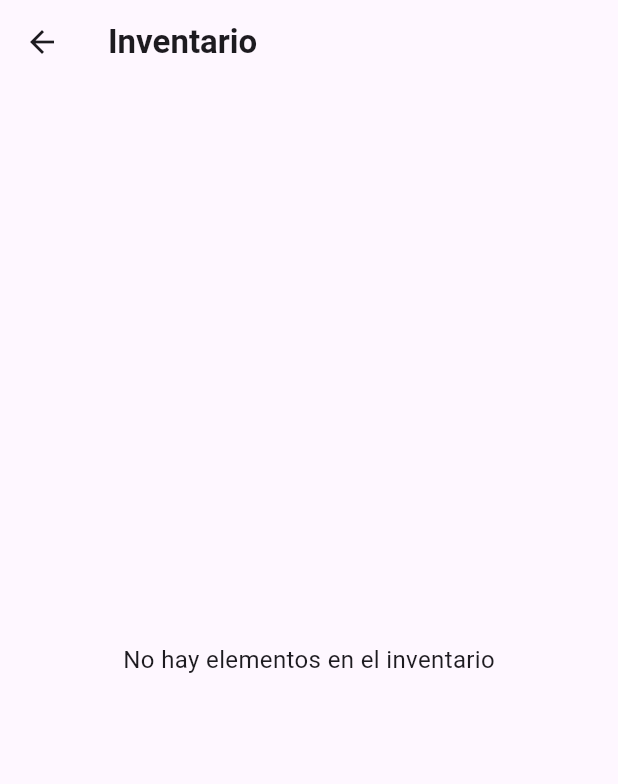
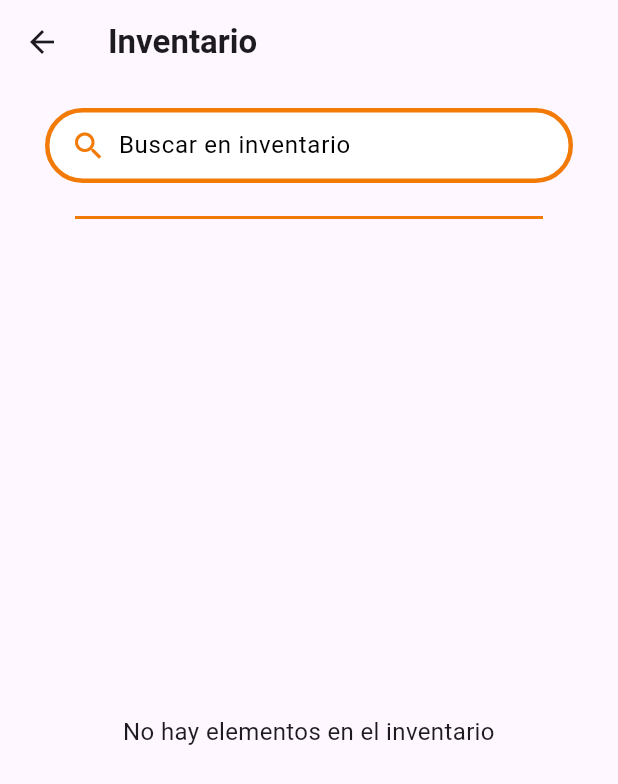
Before and after one commit to SebassoriaP/Inventary_app, a Flutter app: the InventaryScreen screen opened directly, on a phone screen of 412 x 824 dp. Shown: the top 784 px of the screen. Run offline on Flutter 3.47's test engine with Material 3 defaults, Android fonts, the phone set to English and light mode, and no system bars; our stand-ins replace cloud_firestore, firebase_core; accounts and stored records are empty.

Commit message:
Searchbar

```diff
--- a/inventary/lib/screens/inv_creation.dart
+++ b/inventary/lib/screens/inv_creation.dart
@@ -1,6 +1,7 @@
 import 'package:flutter/material.dart';
 import 'package:inventary/utils/color_palette.dart';
 import '../widgets/edit_bt.dart';
+import '../widgets/search_bar.dart';
 import 'package:cloud_firestore/cloud_firestore.dart';
 
 class InventaryScreen extends StatefulWidget {
@@ -17,6 +18,9 @@ class _InventaryScreenState extends State<InventaryScreen> {
   // Estado local por item
   final Map<String, bool> _editing = {};
   final Map<String, int> _tempQuantities = {};
+
+  // texto que escribe el usuario en la barra
+  String _searchTerm = '';
 
   bool _isEditing(String id) => _editing[id] ?? false;
 
@@ -36,10 +40,33 @@ class _InventaryScreenState extends State<InventaryScreen> {
       body: SafeArea(
         child: Padding(
           padding: const EdgeInsets.symmetric(horizontal: 30, vertical: 16),
+          child: Column(
+            children: [
+              // Search bar
+              SearchBarWidget(
+                onChanged: (value) {
+                  setState(() {
+                    _searchTerm = value.trim().toLowerCase();
+                  });
+                },
+              ),
+
+              const SizedBox(height: 15),
+
+              const Divider(
+                color: TangareColor.orange,
+                thickness:2,
+                indent: 20,
+                endIndent: 20,
+              ),
+              const SizedBox(height: 15),
+
+              // Items list
+              Expanded(
                 child: StreamBuilder<QuerySnapshot>(
                   stream: forms.snapshots(),
                   builder: (context, snapshot) {
-              // Solo mostramos loader si aún no hay datos
+                    // Loader inicial
                     if (!snapshot.hasData) {
                       return const Center(child: CircularProgressIndicator());
                     }
@@ -50,22 +77,35 @@ class _InventaryScreenState extends State<InventaryScreen> {
                       );
                     }
 
-              final docs = snapshot.data!.docs;
+                    final allDocs = snapshot.data!.docs;
 
-              if (docs.isEmpty) {
-                return const Center(
+                    // Filtrar por searchTerm (en campo 'item')
+                    final filteredDocs = allDocs.where((doc) {
+                      final data = doc.data() as Map<String, dynamic>;
+                      final itemName =
+                          data['item']?.toString().toLowerCase() ?? '';
+                      if (_searchTerm.isEmpty) return true;
+                      return itemName.contains(_searchTerm);
+                    }).toList();
+
+                    if (filteredDocs.isEmpty) {
+                      return Center(
                         child: Text(
-                    'No hay elementos en el inventario',
-                    style: TextStyle(fontSize: 16),
+                          _searchTerm.isEmpty
+                              ? 'No hay elementos en el inventario'
+                              : 'No hay resultados para $_searchTerm',
+                          style: const TextStyle(fontSize: 16),
+                          textAlign: TextAlign.center,
                         ),
                       );
                     }
 
                     return ListView.separated(
-                itemCount: docs.length,
-                separatorBuilder: (_, __) => const SizedBox(height: 20),
+                      itemCount: filteredDocs.length,
+                      separatorBuilder: (_, __) =>
+                          const SizedBox(height: 20),
                       itemBuilder: (context, index) {
-                  final doc = docs[index];
+                        final doc = filteredDocs[index];
                         final data = doc.data() as Map<String, dynamic>;
                         final String id = doc.id;
 
@@ -75,7 +115,10 @@ class _InventaryScreenState extends State<InventaryScreen> {
                         final dynamic rawCantidad = data['cantidad'];
                         final int baseCantidad = rawCantidad is int
                             ? rawCantidad
-                      : int.tryParse(rawCantidad?.toString() ?? '0') ?? 0;
+                            : int.tryParse(
+                                      rawCantidad?.toString() ?? '0',
+                                    ) ??
+                                0;
 
                         final int displayCantidad =
                             _getDisplayQuantity(id, baseCantidad);
@@ -84,39 +127,47 @@ class _InventaryScreenState extends State<InventaryScreen> {
                           text: itemName,
                           quantity: displayCantidad,
                           isEditing: _isEditing(id),
-                    // Editar (toggle modo edición)
+
+                          // Edit (toggle edition mode)
                           onPressed: () {
                             setState(() {
                               final current = _isEditing(id);
                               _editing[id] = !current;
 
-                        if (!current && !_tempQuantities.containsKey(id)) {
+                              if (!current &&
+                                  !_tempQuantities.containsKey(id)) {
                                 _tempQuantities[id] = baseCantidad;
                               }
                             });
                           },
+
                           // Botón +
                           onIncrement: () {
                             setState(() {
-                        final current = _tempQuantities[id] ?? baseCantidad;
+                              final current =
+                                  _tempQuantities[id] ?? baseCantidad;
                               _tempQuantities[id] = current + 1;
                             });
                           },
+
                           // Botón -
                           onDecrement: () {
                             setState(() {
-                        final current = _tempQuantities[id] ?? baseCantidad;
+                              final current =
+                                  _tempQuantities[id] ?? baseCantidad;
                               final next = current - 1;
                               _tempQuantities[id] = next < 0 ? 0 : next;
                             });
                           },
-                    // Save - Update Firestore
+
+                          // Save on Firestore
                           onSave: () async {
                             final newQty =
                                 _tempQuantities[id] ?? baseCantidad;
 
                             try {
-                        await doc.reference.update({'cantidad': newQty});
+                              await doc.reference
+                                  .update({'cantidad': newQty});
 
                               if (!mounted) return;
 
@@ -131,8 +182,8 @@ class _InventaryScreenState extends State<InventaryScreen> {
                                     'Inventario actualizado',
                                     style: TextStyle(
                                       fontWeight: FontWeight.bold,
-                                color: TangareColor.white
-                              )
+                                      color: TangareColor.white,
+                                    ),
                                   ),
                                   backgroundColor: TangareColor.darkOrange,
                                 ),
@@ -146,14 +197,16 @@ class _InventaryScreenState extends State<InventaryScreen> {
                                     'Error al guardar: $e',
                                     style: TextStyle(
                                       fontWeight: FontWeight.bold,
-                                color: TangareColor.white
-                              )
+                                      color: TangareColor.white,
+                                    ),
                                   ),
                                   backgroundColor: TangareColor.darkOrange,
                                 ),
                               );
                             }
                           },
+
+                          // Delete Element
                           onDelete: () async {
                             try {
                               await doc.reference.delete();
@@ -163,25 +216,24 @@ class _InventaryScreenState extends State<InventaryScreen> {
                                 SnackBar(
                                   content: Text(
                                     'Elemento "$itemName" eliminado del inventario',
-                              style: TextStyle(
+                                    style: const TextStyle(
                                       fontWeight: FontWeight.bold,
-                                color: TangareColor.white
-                              )
+                                      color: TangareColor.white,
+                                    ),
                                   ),
                                   backgroundColor: TangareColor.darkOrange,
                                 ),
                               );
-
                             } catch (e) {
                               if (!mounted) return;
                               ScaffoldMessenger.of(this.context).showSnackBar(
                                 SnackBar(
                                   content: Text(
                                     'Error al eliminar: $e',
-                              style: TextStyle(
+                                    style: const TextStyle(
                                       fontWeight: FontWeight.bold,
-                                color: TangareColor.white
-                              )
+                                      color: TangareColor.white,
+                                    ),
                                   ),
                                   backgroundColor: TangareColor.darkOrange,
                                 ),
@@ -194,6 +246,9 @@ class _InventaryScreenState extends State<InventaryScreen> {
                   },
                 ),
               ),
+            ],
+          ),
+        ),
       ),
     );
   }
--- /dev/null
+++ b/inventary/lib/widgets/search_bar.dart
@@ -0,0 +1,58 @@
+import 'package:flutter/material.dart';
+import '../utils/color_palette.dart';
+
+class SearchBarWidget extends StatelessWidget {
+  final String hintText;
+  final ValueChanged<String>? onChanged;
+  final TextEditingController? controller;
+
+  const SearchBarWidget({
+    super.key,
+    this.hintText = 'Buscar en inventario',
+    this.onChanged,
+    this.controller,
+  });
+
+  @override
+  Widget build(BuildContext context) {
+    return Container(
+      padding: const EdgeInsets.symmetric(horizontal: 14, vertical: 6),
+      decoration: BoxDecoration(
+        color: TangareColor.white,
+        borderRadius: BorderRadius.circular(30),
+        border: Border.all(
+          color: TangareColor.orange,
+          width: 3,
+        ),
+      ),
+      child: Row(
+        children: [
+          const Icon(
+            Icons.search,
+            color: TangareColor.orange,
+          ),
+          const SizedBox(width: 8),
+          Expanded(
+            child: TextField(
+              controller: controller,
+              onChanged: onChanged,
+              style: const TextStyle(
+                fontSize: 16,
+                color: TangareColor.black,
+              ),
+              decoration: InputDecoration(
+                hintText: hintText,
+                hintStyle: TextStyle(
+                  fontSize: 16,
+                  color: TangareColor.black,
+                ),
+                border: InputBorder.none,
+                isDense: true,
+              ),
+            ),
+          ),
+        ],
+      ),
+    );
+  }
+}
```
Lines whose indentation alone changed are shown as unchanged.
